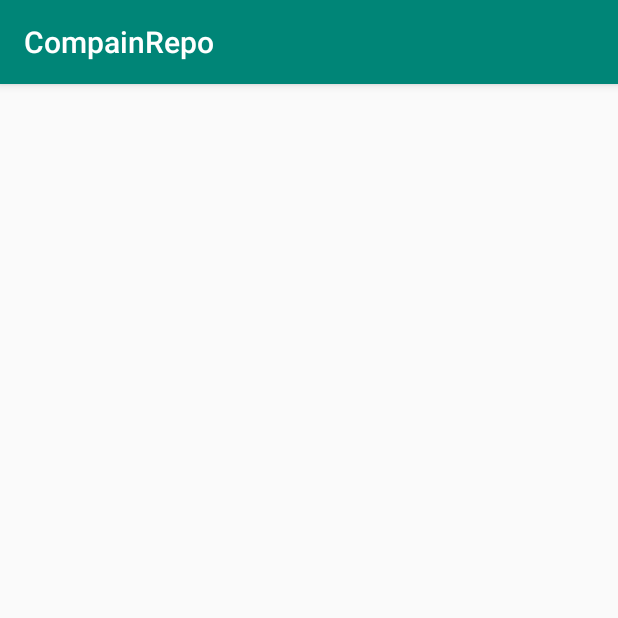
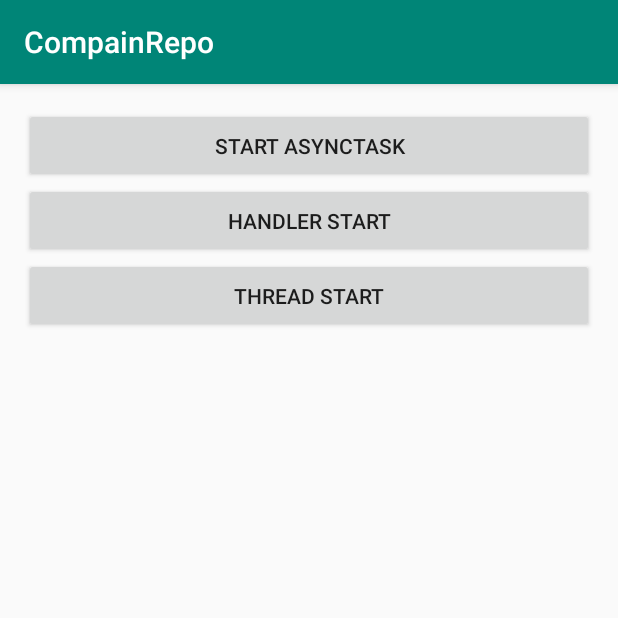
Before and after one commit to masster001/CompainRepo, an Android app: the AsyncActivity screen opened directly, with no data from a screen before it, on a phone screen of 412 x 824 dp, the top half of it. Run offline under Robolectric (Android 15) with nearby library versions, the phone set to English and light mode, and no system bars.

Commit message:
Added 3 buttons

```diff
--- a/app/src/main/res/layout/activity_async.xml
+++ b/app/src/main/res/layout/activity_async.xml
@@ -1,10 +1,26 @@
 <?xml version="1.0" encoding="utf-8"?>
-<androidx.constraintlayout.widget.ConstraintLayout
+<LinearLayout
         xmlns:android="http://schemas.android.com/apk/res/android"
-        xmlns:tools="http://schemas.android.com/tools"
-        xmlns:app="http://schemas.android.com/apk/res-auto"
+        android:orientation="vertical"
+        android:padding="16dp"
         android:layout_width="match_parent"
-        android:layout_height="match_parent"
-        tools:context=".async_tasks.AsyncActivity">
+        android:layout_height="match_parent">
 
-</androidx.constraintlayout.widget.ConstraintLayout>
+    <Button
+            android:layout_width="match_parent"
+            android:layout_height="50dp"
+            android:text="Start AsyncTask"
+            android:id="@+id/btn1"/>
+    <Button
+            android:layout_width="match_parent"
+            android:layout_height="50dp"
+            android:text="Handler start"
+            android:id="@+id/btn2"/>
+
+    <Button
+            android:layout_width="match_parent"
+            android:layout_height="50dp"
+            android:text="Thread start"
+            android:id="@+id/btn3"/>
+
+</LinearLayout>
```
